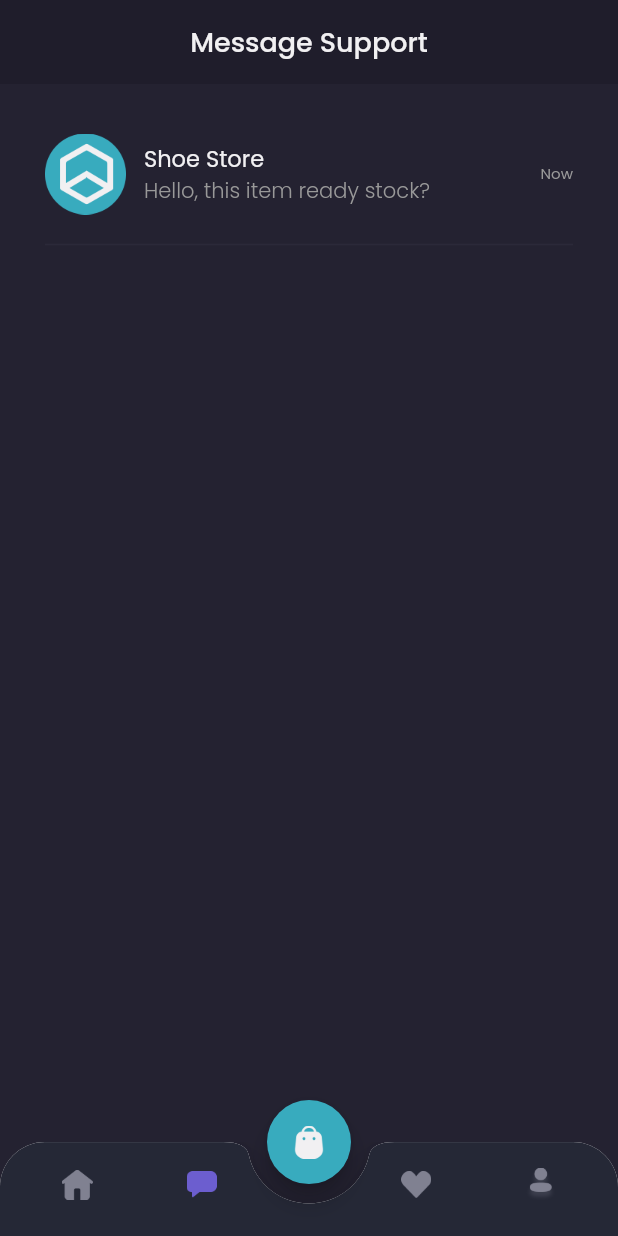
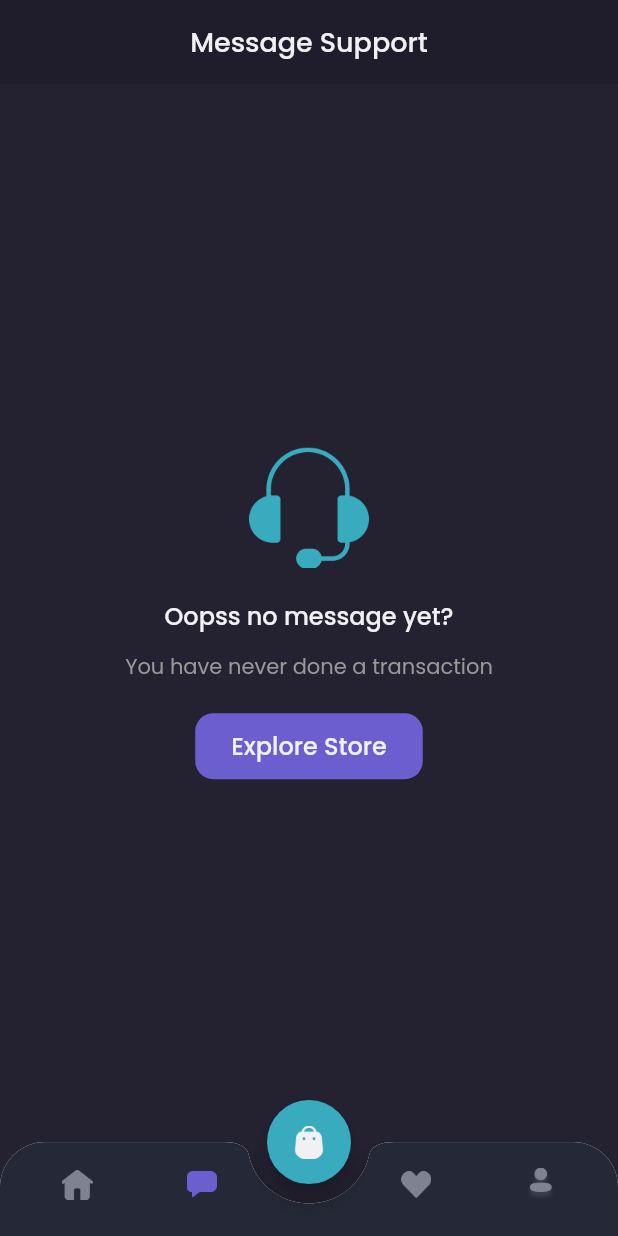
Before and after one commit to yusuffront99/Flutters, a Flutter app: the MainPage screen opened by its route, item 2 of the bottom bar chosen, on a phone screen of 412 x 824 dp. Run offline on Flutter 3.47's test engine with Material 2 defaults, Android fonts, the phone set to English and light mode, and no system bars; our stand-ins replace carousel_slider, cloud_firestore, firebase_core, google_fonts; accounts and stored records are empty; network calls fail.

Commit message:
update codes --feature message chat

```diff
--- a/gotop/lib/pages/Home/chat_page.dart
+++ b/gotop/lib/pages/Home/chat_page.dart
@@ -1,10 +1,16 @@
 import 'package:flutter/material.dart';
+import 'package:gotop/models/message_model.dart';
 import 'package:gotop/pages/widgets/chat_tile.dart';
+import 'package:gotop/providers/auth_provider.dart';
+import 'package:gotop/services/message_service.dart';
 import 'package:gotop/themes/themes.dart';
+import 'package:provider/provider.dart';
 
 class ChatPage extends StatelessWidget {
   @override
   Widget build(BuildContext context) {
+    //===
+    AuthProvider authProvider = Provider.of<AuthProvider>(context);
     //==== HEADER
     Widget header() {
       return AppBar(
@@ -86,6 +92,15 @@ class ChatPage extends StatelessWidget {
 
     //==== EMPTY CHAT
     Widget content() {
+      return StreamBuilder<List<MessageModel>>(
+          stream:
+              MessageService().getMessageByUserId(userId: authProvider.user.id),
+          builder: (context, snapshot) {
+            if (snapshot.hasData) {
+              //=== EMPTY MESSAGE
+              if (snapshot.data!.length == 0) {
+                return emptyChat();
+              }
               return Expanded(
                 child: Container(
                   color: backgroundColor3,
@@ -95,11 +110,15 @@ class ChatPage extends StatelessWidget {
                       horizontal: defaultMargin,
                     ),
                     children: [
-              ChatTile(),
+                      ChatTile(snapshot.data![snapshot.data!.length - 1]),
                     ],
                   ),
                 ),
               );
+            } else {
+              return emptyChat();
+            }
+          });
     }
 
     return Column(
--- a/gotop/lib/pages/detail_chat_page.dart
+++ b/gotop/lib/pages/detail_chat_page.dart
@@ -168,7 +168,7 @@ class _DetailChatPageState extends State<DetailChatPage> {
                   .map((MessageModel message) => ChatBubble(
                         isSender: message.isFromUser!,
                         text: message.message!,
-                        Product: message.product,
+                        product: message.product!,
                       ))
                   .toList(),
             );
--- a/gotop/lib/pages/widgets/chat_tile.dart
+++ b/gotop/lib/pages/widgets/chat_tile.dart
@@ -1,9 +1,12 @@
 import 'package:flutter/material.dart';
+import 'package:gotop/models/message_model.dart';
 import 'package:gotop/models/product_model.dart';
 import 'package:gotop/pages/detail_chat_page.dart';
 import 'package:gotop/themes/themes.dart';
 
 class ChatTile extends StatelessWidget {
+  final MessageModel message;
+  ChatTile(this.message);
   @override
   Widget build(BuildContext context) {
     return GestureDetector(
@@ -41,7 +44,7 @@ class ChatTile extends StatelessWidget {
                         ),
                       ),
                       Text(
-                        'Hello, this item ready stock?',
+                        message.message!,
                         style: secondaryTextStyle.copyWith(
                           fontWeight: light,
                         ),
```
Also changed, not shown: gotop/lib/pages/widgets/chat_bubble.dart (+7 -7 lines). Lines whose indentation alone changed are shown as unchanged.
